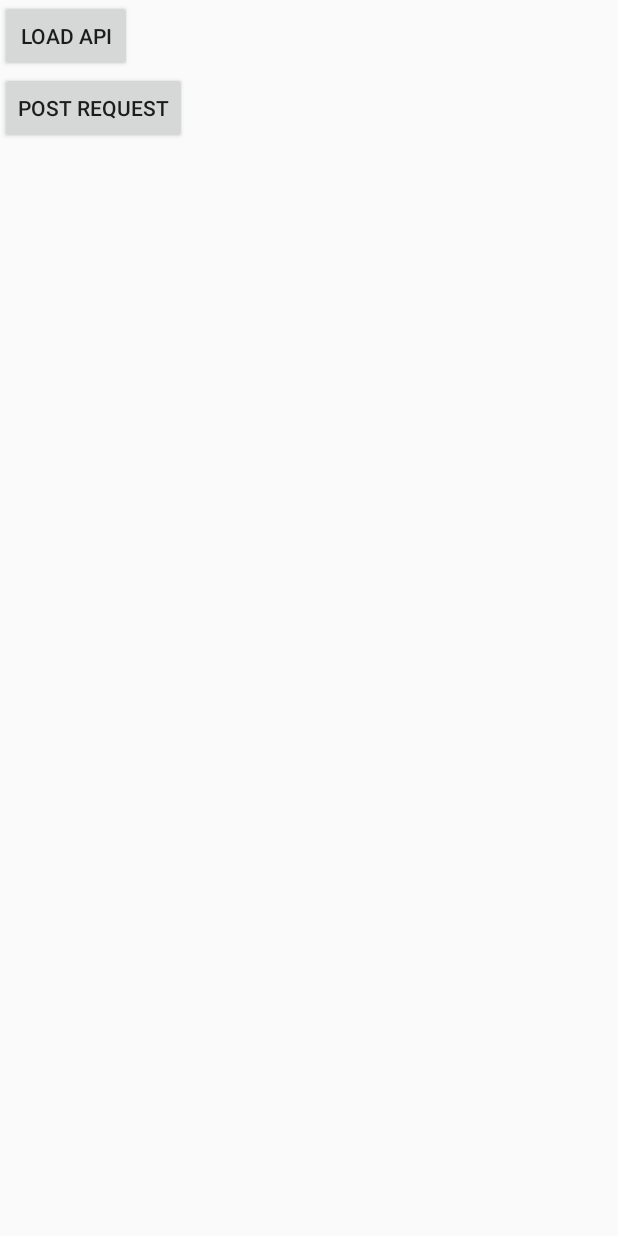
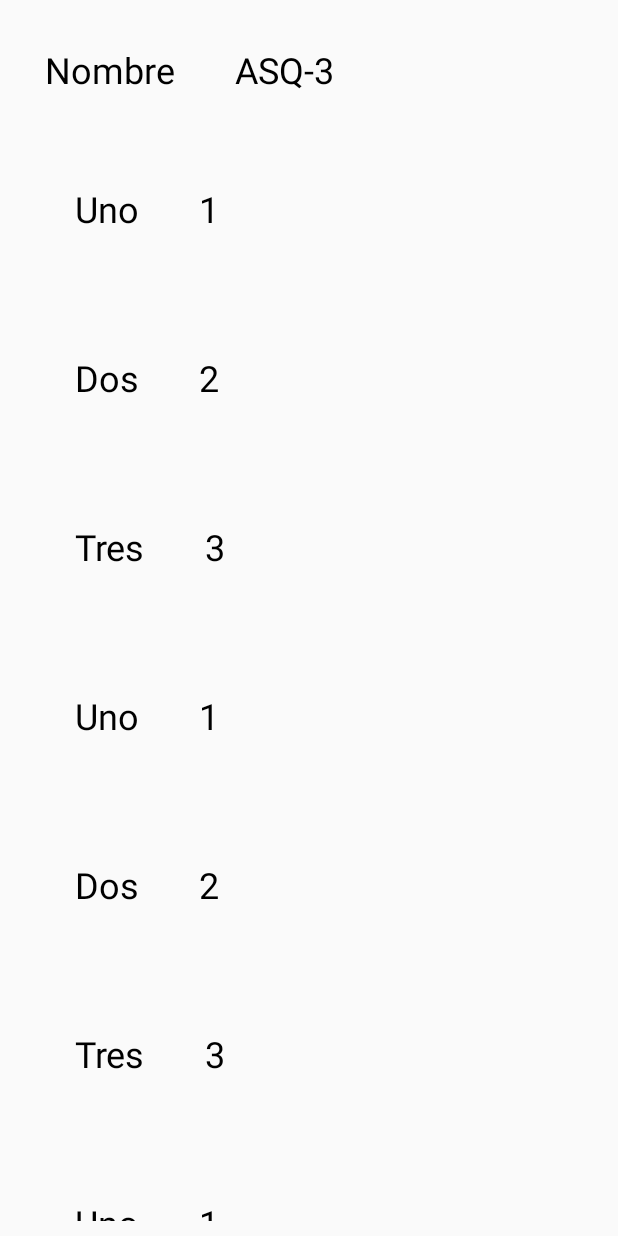
Before and after one commit to ce-force/App-rendamos, an Android app: the MainActivity screen opened directly, with no data from a screen before it, after a tap on "POST REQUEST", on a phone screen of 412 x 824 dp. Run offline under Robolectric (Android 15) with nearby library versions, the phone set to English and light mode, and no system bars.

```diff
--- a/app/src/main/java/com/ceforce/app_rendamos/MainActivity.java
+++ b/app/src/main/java/com/ceforce/app_rendamos/MainActivity.java
@@ -1,5 +1,7 @@
 package com.ceforce.app_rendamos;
 import androidx.appcompat.app.AppCompatActivity;
+import androidx.recyclerview.widget.LinearLayoutManager;
+import androidx.recyclerview.widget.RecyclerView;
 
 import android.os.Bundle;
 
@@ -10,11 +12,14 @@ import android.view.View;
 import android.widget.Button;
 import android.widget.Toast;
 
+import com.ceforce.app_rendamos.RecyclerView.RecyclerViewAdapter;
+
 import org.json.JSONArray;
 import org.json.JSONException;
 import org.json.JSONObject;
 
 import java.io.IOException;
+import java.util.ArrayList;
 
 import okhttp3.Call;
 import okhttp3.Callback;
@@ -32,6 +37,10 @@ public class MainActivity extends AppCompatActivity {
     LoginManager logManager = new LoginManager();
     Boolean userExists = false;
     User teacher;
+
+    private ArrayList<String> leftText = new ArrayList<>();
+    private ArrayList<String> rightText = new ArrayList<>();
+
     @Override
     protected void onCreate(Bundle savedInstanceState) {
         super.onCreate(savedInstanceState);
@@ -44,6 +53,7 @@ public class MainActivity extends AppCompatActivity {
             @Override
             public void onClick(View v) {
                 try {
+                    /*
                     answer=logManager.post_Login("1111", "Te$t1234");
                     //teacher=new User(answer.getInt(""))
 
@@ -79,12 +89,13 @@ public class MainActivity extends AppCompatActivity {
                     Log.e("DATA",UserInfo.getString("givenName"));
 
                     //Log.v("Exists: ", userExists.toString());
+*/
 
-                } catch (IOException e) {
-                    e.printStackTrace();
-                } catch (InterruptedException e) {
-                    e.printStackTrace();
-                } catch (JSONException e) {
+                String mat[][] = {{"Uno", "1"}, {"Dos", "2"}, {"Tres", "3"},{"Uno", "1"}, {"Dos", "2"}, {"Tres", "3"},{"Uno", "1"}, {"Dos", "2"}, {"Tres", "3"},{"Uno", "1"}, {"Dos", "2"}, {"Tres", "3"}};
+
+                matToRecyclerView(mat, 12);
+
+                } catch (Exception e) {
                     e.printStackTrace();
                 }
             }
@@ -92,6 +103,36 @@ public class MainActivity extends AppCompatActivity {
 
     }
 
+    private void matToRecyclerView(String mat[][], int n){
+
+        ArrayList<String> leftText = new ArrayList<>();
+        ArrayList<String> rightText = new ArrayList<>();
+
+        for (int i = 0; i < n; i++) {
+
+            leftText.add(mat[i][0]);
+            rightText.add(mat[i][1]);
+
+        }
+
+        initRecyclerView(leftText, rightText);
+
+    }
+
+
+    private void initRecyclerView(ArrayList<String> leftTexts, ArrayList<String> rightTexts){
+        setContentView(R.layout.recycler_main);
+
+        Log.d(TAG, "initRecyclerView: init recyclerView");
+        RecyclerView recyclerView = findViewById(R.id.recycler);
+        RecyclerViewAdapter adapter = new RecyclerViewAdapter(this, leftTexts, rightTexts);
+        recyclerView.setAdapter(adapter);
+        recyclerView.setLayoutManager(new LinearLayoutManager(this));
+
+
+    }
+
+
 
 
 }
```
Also changed, not shown: app/src/main/res/layout/recycler_main.xml (+1 -10 lines).
